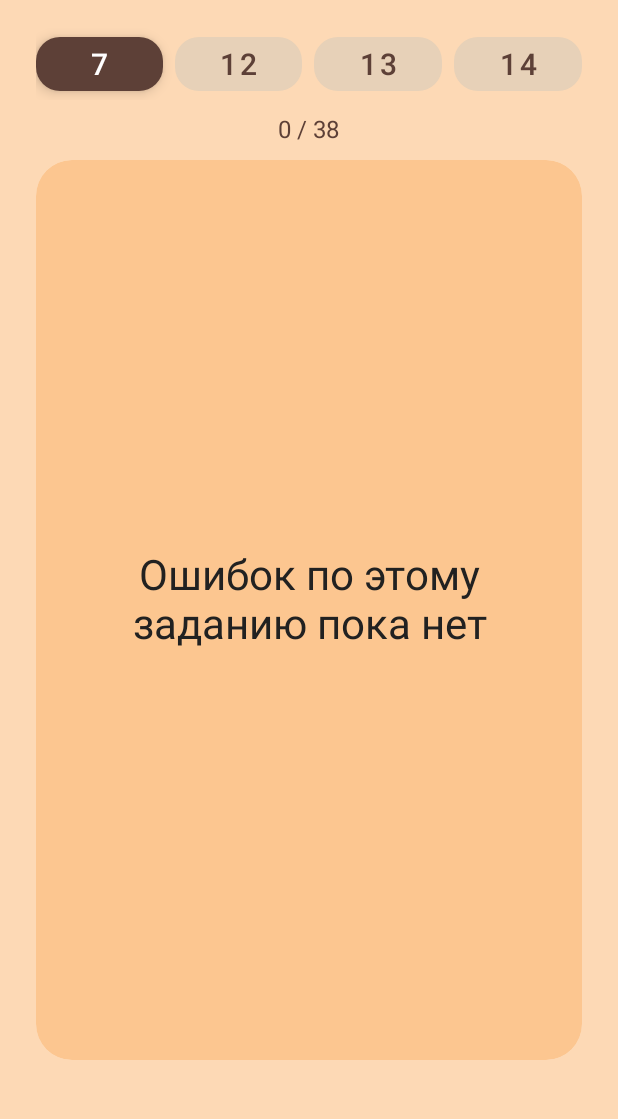
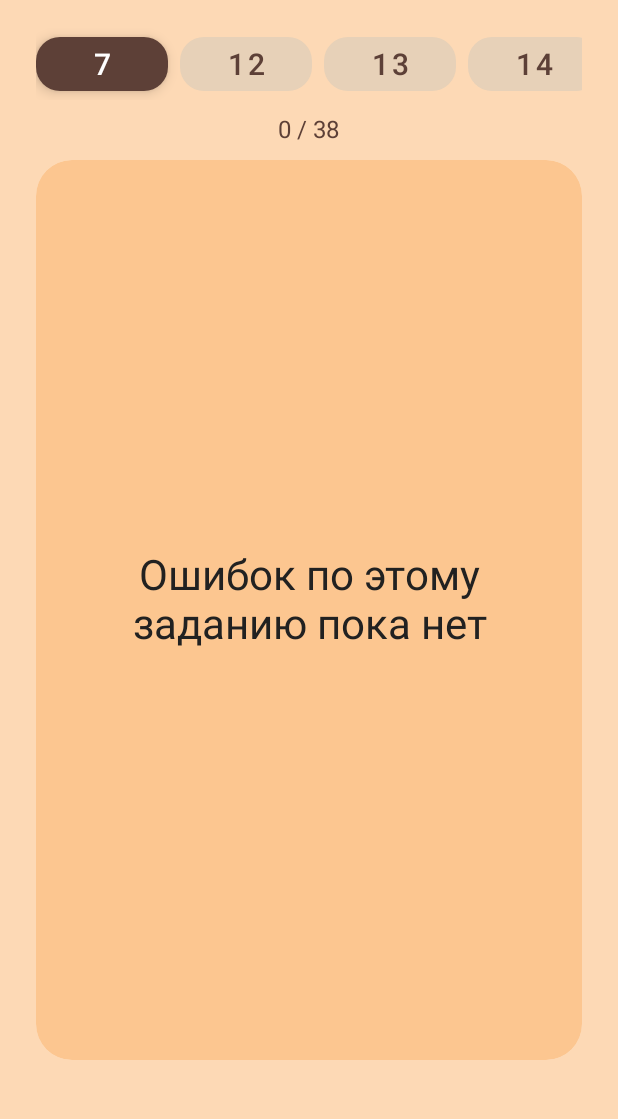
Before and after one commit to tigobi/tvoege-app, an Android app: the screen it shows after launch (UniversalTaskActivity), after a tap on "Работа над ошибками: активных ошибок нет", on a phone screen of 412 x 824 dp, the part 110-1229 px from its top. Run offline under Robolectric (Android 15) with nearby library versions, the phone set to English and light mode, and no system bars; our stand-ins replace Room's generated code; Roboto replaces fonts that are not available here.

Commit message:
ui: style inactive mistakes button and add horizontal scroll for tasks

```diff
--- a/app/src/main/AndroidManifest.xml
+++ b/app/src/main/AndroidManifest.xml
@@ -14,7 +14,9 @@
         tools:targetApi="31">
         <activity
             android:name=".UniversalTaskActivity"
-            android:exported="true">
+            android:screenOrientation="portrait"
+            android:exported="true"
+            tools:ignore="LockedOrientationActivity">
             <intent-filter>
                 <action android:name="android.intent.action.MAIN" />
 
--- a/app/src/main/java/com/example/tvoege_Java/UniversalTaskActivity.java
+++ b/app/src/main/java/com/example/tvoege_Java/UniversalTaskActivity.java
@@ -176,7 +176,14 @@ public class UniversalTaskActivity extends AppCompatActivity {
 
             ViewGroup.MarginLayoutParams params =
                     (ViewGroup.MarginLayoutParams) button.getLayoutParams();
+            params.width = ViewGroup.LayoutParams.WRAP_CONTENT;
             params.setMarginEnd(i == taskIds.size() - 1 ? 0 : dp(8));
+            if (params instanceof LinearLayout.LayoutParams) {
+                // В горизонтальном скролле кнопки должны сохранять естественную ширину,
+                // иначе при большом числе заданий они сжимаются под ширину экрана.
+                ((LinearLayout.LayoutParams) params).weight = 0f;
+            }
+            button.setLayoutParams(params);
 
             button.setOnClickListener(v -> navigateTo(taskId));
             binding.taskButtonsContainer.addView(button);
@@ -193,6 +200,23 @@ public class UniversalTaskActivity extends AppCompatActivity {
         for (Map.Entry<Integer, MaterialButton> entry : taskButtons.entrySet()) {
             applyTaskButtonState(entry.getValue(), entry.getKey() == taskId);
         }
+        scrollToCurrentTask(taskId);
+    }
+
+    /** Плавно подкручивает панель заданий так, чтобы активная кнопка была видна. */
+    private void scrollToCurrentTask(int taskId) {
+        MaterialButton button = taskButtons.get(taskId);
+        if (button == null) {
+            return;
+        }
+        binding.taskButtonsScroll.post(() -> {
+            int viewportWidth = binding.taskButtonsScroll.getWidth();
+            int contentWidth = binding.taskButtonsContainer.getWidth();
+            int target = button.getLeft() - (viewportWidth - button.getWidth()) / 2;
+            int maxScroll = Math.max(0, contentWidth - viewportWidth);
+            binding.taskButtonsScroll.smoothScrollTo(
+                    Math.max(0, Math.min(target, maxScroll)), 0);
+        });
     }
 
     private void applyTaskButtonState(MaterialButton button, boolean isCurrent) {
@@ -211,7 +235,7 @@ public class UniversalTaskActivity extends AppCompatActivity {
         boolean active = Boolean.TRUE.equals(isActive);
         int foreground = getColor(active ? R.color.active_text : R.color.unActive_text);
         binding.btnMistakes.setBackgroundTintList(ColorStateList.valueOf(getColor(
-                active ? R.color.active_back : android.R.color.transparent)));
+                active ? R.color.active_back : R.color.unActive_back)));
         binding.btnMistakes.setTextColor(foreground);
         binding.btnMistakes.setIconTint(ColorStateList.valueOf(foreground));
         binding.btnMistakes.setTypeface(null, active ? Typeface.BOLD : Typeface.NORMAL);
--- a/app/src/main/res/layout/activity_universal_task.xml
+++ b/app/src/main/res/layout/activity_universal_task.xml
@@ -31,7 +31,7 @@
             android:paddingEnd="10dp"
             android:textColor="@color/unActive_text"
             android:textSize="16sp"
-            app:backgroundTint="@android:color/transparent"
+            app:backgroundTint="@color/unActive_back"
             app:cornerRadius="20dp"
             app:icon="@drawable/ic_repeat"
             app:iconGravity="textStart"
@@ -76,12 +76,22 @@
             app:tint="@color/active_back" />
     </RelativeLayout>
 
-    <LinearLayout
-        android:id="@+id/taskButtonsContainer"
+    <HorizontalScrollView
+        android:id="@+id/taskButtonsScroll"
         android:layout_width="match_parent"
         android:layout_height="wrap_content"
         android:layout_marginBottom="8dp"
-        android:orientation="horizontal" />
+        android:fillViewport="true"
+        android:overScrollMode="never"
+        android:scrollbars="none">
+
+        <LinearLayout
+            android:id="@+id/taskButtonsContainer"
+            android:layout_width="wrap_content"
+            android:layout_height="wrap_content"
+            android:gravity="center"
+            android:orientation="horizontal" />
+    </HorizontalScrollView>
 
     <TextView
         android:id="@+id/tvMasteredCounter"
--- a/app/src/main/res/values-night/colors.xml
+++ /dev/null
@@ -1,14 +0,0 @@
-<?xml version="1.0" encoding="utf-8"?>
-<resources>
-    <color name="black">#FFFFFFFF</color> <color name="white">#FF000000</color>
-    <color name="light_green">#4DB6AC</color>
-    <color name="green">#81C784</color>
-    <color name="red">#E57373</color>
-    <color name="task_background">#3E2723</color>
-    <color name="background_col">#1A120B</color>
-    <color name="active_back">#A1887F</color>
-    <color name="active_text">#1A120B</color>
-    <color name="unActive_back">#2D2018</color>
-    <color name="unActive_text">#8D6E63</color>
-    <color name="main_text">#E0E0E0</color>
-</resources>
--- a/app/src/main/res/values-night/themes.xml
+++ /dev/null
@@ -1,8 +0,0 @@
-<?xml version="1.0" encoding="utf-8"?>
-<resources xmlns:tools="http://schemas.android.com/tools">
-    <style name="Theme.Tvoege_Java" parent="Theme.MaterialComponents.Light.NoActionBar">
-        <item name="android:statusBarColor">@android:color/transparent</item>
-
-        <item name="android:windowLightStatusBar">true</item>
-    </style>
-</resources>
--- a/app/src/main/res/values/themes.xml
+++ b/app/src/main/res/values/themes.xml
@@ -1,7 +1,7 @@
 <?xml version="1.0" encoding="utf-8"?>
 <resources xmlns:tools="http://schemas.android.com/tools">
     <style name="Theme.Tvoege_Java" parent="Theme.MaterialComponents.Light.NoActionBar">
-        <item name="android:statusBarColor">@android:color/transparent</item>
+        <item name="android:statusBarColor">@color/background_col</item>
 
         <item name="android:windowLightStatusBar">true</item>
     </style>
```
